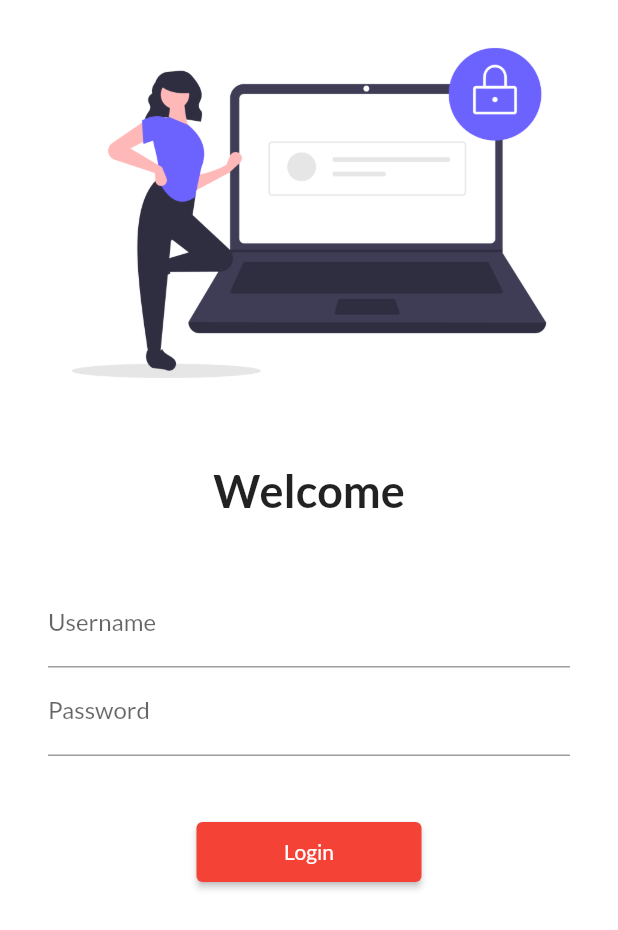
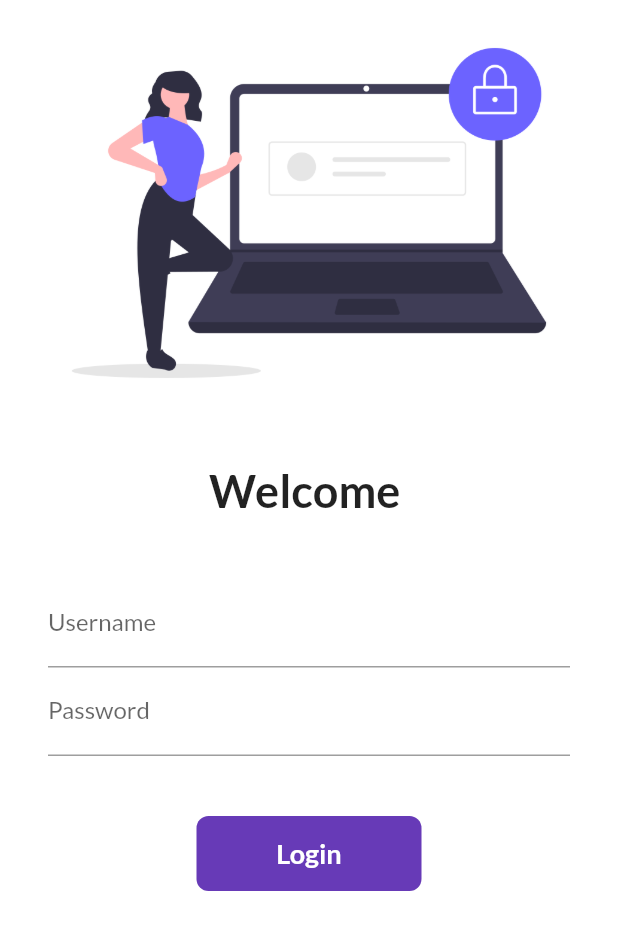
Before and after one commit to hassa920/MyFirstApp, a Flutter app: the LoginPage screen opened by its route, on a phone screen of 412 x 824 dp. Shown: the top 930 px of the screen. Run offline on Flutter 3.47's test engine with Material 2 defaults, Android fonts, the phone set to English and light mode, and no system bars; our stand-ins replace google_fonts.

Commit message:
"Day  6 completed"

```diff
--- a/lib/pages/login_page.dart
+++ b/lib/pages/login_page.dart
@@ -1,16 +1,23 @@
 import 'package:firstapp/utils/routes.dart';
 import 'package:flutter/cupertino.dart';
 import 'package:flutter/material.dart';
-class LoginPage extends StatelessWidget {
+class LoginPage extends StatefulWidget {
   const LoginPage({Key? key}) : super(key: key);
 
   @override
+  State<LoginPage> createState() => _LoginPageState();
+}
+
+class _LoginPageState extends State<LoginPage> {
+  String name="";
+  bool changeButton=false;
+  @override
   Widget build(BuildContext context) {
-    return Material(color: Colors.white,  child: SingleChildScrollView(  child:Column(children: [
+    return Material(color: Colors.white, child:Column(children: [
     Image.asset("sources/images/login_image.png",fit: BoxFit.cover, /*height: 800,*/),
 
       SizedBox(height: 25,),
-      Text("Welcome" , style: TextStyle (fontWeight: FontWeight.bold, fontSize: 30,
+      Text("Welcome $name" , style: TextStyle (fontWeight: FontWeight.bold, fontSize: 30,
       )),
       SizedBox(height: 25,),
 
@@ -20,23 +27,65 @@ class LoginPage extends StatelessWidget {
         padding: const EdgeInsets.symmetric(vertical: 16,horizontal: 32),
         child: Column(children: [
           TextFormField(decoration: InputDecoration(hintText: "Enter User Name", labelText: "Username"
-          )
+          ),
+          onChanged: (value)
+            {
+              name=value;
+              setState(() {
+
+              });
+            },
           ),
           TextFormField( obscureText: true,decoration: InputDecoration(hintText: "Enter Password", labelText: "Password"
           )
+
           ),
           SizedBox(height: 40,),
-          ElevatedButton( onPressed: ()
-            {
-             Navigator.pushNamed(context, MyRoute.homePage);
-            }, child: Text("Login"), style: TextButton.styleFrom(minimumSize: Size(150, 40)),)
+          InkWell(
+
+            onTap: ()
+            async {
+             setState(()  {
+               changeButton=true;
+             });
+
+             await Future.delayed(Duration(seconds: 1));
+              Navigator.pushNamed(context, MyRoute.homePage);
+            },
+           child:
+          AnimatedContainer(
+            duration: Duration(seconds: 1),
+            height: 50,
+            width: changeButton?50:150,
+            alignment: Alignment.center,
+
+            child: changeButton
+
+            ? Icon(Icons.done,
+                color: Colors.white,
+            )
+
+            :Text ("Login",style: TextStyle(fontSize: 18, fontWeight: FontWeight.bold, color: Colors.white),),
+            decoration: BoxDecoration(
+              // shape: changeButton?BoxShape.circle:BoxShape.rectangle,
+              borderRadius: BorderRadius.circular(changeButton?50:8),
+              color: Colors.deepPurple,
+
+            )
+            ,
+          ),
+          ),
+          // ElevatedButton( onPressed: ()
+          //   {
+          //    Navigator.pushNamed(context, MyRoute.homePage);
+          //   }, child: Text("Login"), style: TextButton.styleFrom(minimumSize: Size(150, 40)),)
 
         ],),
       )
     ]),
 
 
-),
+
     );
   }
 }
```
